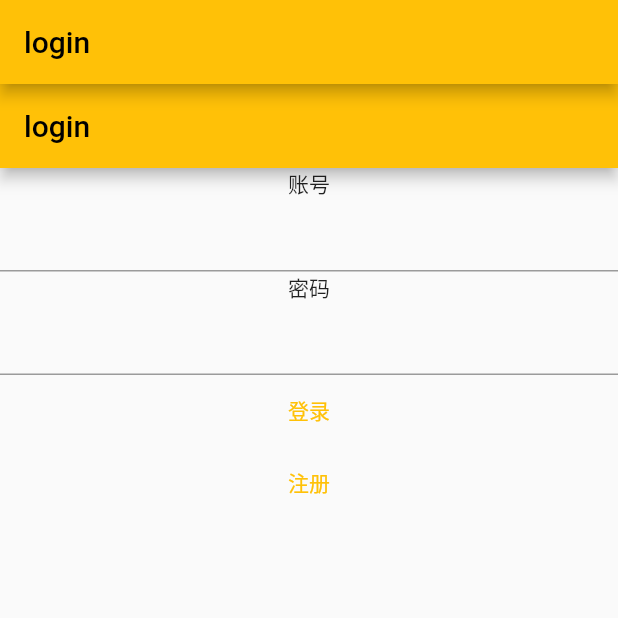
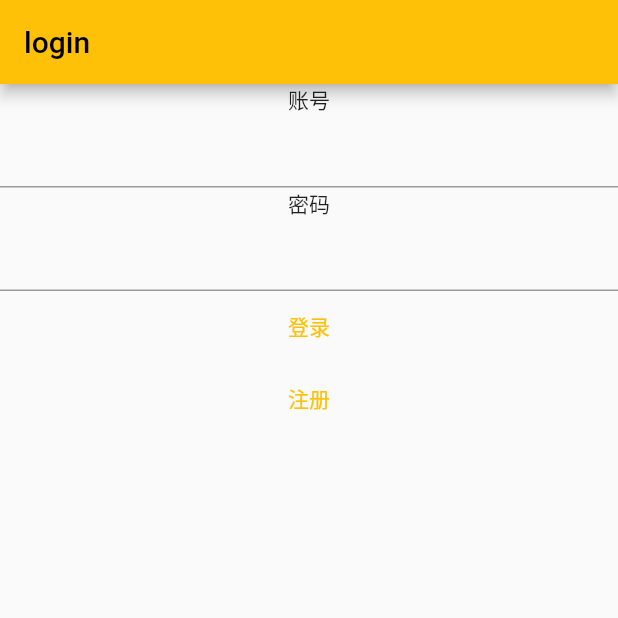
Before and after one commit to fcrab/FccHomeApp, a Flutter app: the screen it shows after launch, after a tap on "登录", on a phone screen of 412 x 824 dp, the top half of it. Run offline on Flutter 3.47's test engine with Material 2 defaults, Android fonts, the phone set to English and light mode, and no system bars; our stand-ins replace dio, image_picker, shared_preferences; missing offline and left inert: simple_fontellico_progress_dialog; accounts and stored records are empty; network calls fail.

```diff
--- a/fcc_home/lib/auth_page.dart
+++ b/fcc_home/lib/auth_page.dart
@@ -1,17 +1,15 @@
-import 'dart:convert';
-
 import 'package:fcc_home/entity/login_info.dart';
-import 'package:fcc_home/net_client.dart';
 import 'package:fcc_home/vm/auth_vm.dart';
 import 'package:flutter/material.dart';
 import 'package:provider/provider.dart';
 import 'package:simple_fontellico_progress_dialog/simple_fontico_loading.dart';
 
-import 'home_global.dart';
-
 /**
  * user auth
  */
+
+typedef TestAction = void Function(String name, String password);
+
 class AuthPage extends StatefulWidget {
   var vm = AuthVM();
 
@@ -39,6 +37,17 @@ class AuthPage extends StatefulWidget {
     }
   }
 
+  void testAction(
+      String name, String password, void Function(String state) callback) {
+    try {
+      // vm.sendTest(name, password);
+    } catch (exp) {
+      print(exp);
+    } finally {
+      callback("");
+    }
+  }
+
   @override
   State createState() {
     return AuthPageState();
@@ -50,18 +59,22 @@ class AuthPageState extends State<AuthPage> {
   Widget build(BuildContext context) {
     return Scaffold(
       appBar: AppBar(title: const Text("login")),
-      body: Provider<LoginInfo>(
+      body: ChangeNotifierProvider<LoginInfo>(
         create: (context) => widget.vm.loginInfo,
-        child: AuthPageBody(login: widget.loginAction),
+        child: AuthPageBody(
+            login: widget.loginAction, register: widget.registerAction),
       ),
     );
   }
 }
 
 class AuthPageBody extends StatefulWidget {
-  AuthPageBody({required this.login});
+  AuthPageBody({Key? key, required this.login, required this.register})
+      : super(key: key);
+  var vm = AuthVM();
+  Function login;
 
-  Function login;
+  Function register;
 
   @override
   State<StatefulWidget> createState() {
@@ -75,31 +88,8 @@ class AuthPageBodyState extends State<AuthPageBody> {
 
   late SimpleFontelicoProgressDialog _progressDialog;
 
-  var client = NetClient();
 
   Future<void> sendLogin() async {
-    try {
-      _progressDialog.show(message: "请稍后");
-      var loginStr =
-      await client.postLogin(authNameCtrl.text, authPswCtrl.text);
-      if (loginStr != null) {
-        Map<String, dynamic> jsonObj = json.decode(loginStr);
-        var loginInfo = LoginInfo.fromJson(jsonObj);
-        HomeGlobal.saveAccessToken(loginInfo.id);
-        // if(result == true){
-        //
-        //   HomeGlobal.saveAccessToken(jsonObj['access']);
-        // }else{
-        //   print("login error:" +loginStr);
-        // }
-        // HomeGlobal.saveRefreshToken(jsonObj['refresh']);
-      }
-    } catch (exp) {
-      print(exp);
-    } finally {
-      _progressDialog.hide();
-    }
-
     _progressDialog.show(message: "请稍候");
     widget.login(
         authNameCtrl.text, authPswCtrl.text, () => {_progressDialog.hide()});
@@ -109,35 +99,40 @@ class AuthPageBodyState extends State<AuthPageBody> {
   }
 
   Future<void> sendRegister() async {
-    try {
-      _progressDialog.show(message: "请稍后");
-      // var info = LoginInfo.info(name:authNameCtrl.text,password: authPswCtrl.text);
-      var tokenMap = await client.register(authNameCtrl.text, authPswCtrl.text);
-      if (tokenMap != null) {
-        Map<String, dynamic> jsonObj = json.decode(tokenMap);
-        HomeGlobal.saveAccessToken(jsonObj['access']);
-        // HomeGlobal.saveRefreshToken(jsonObj['refresh']);
-      }
-    } catch (exp) {
-      print(exp);
-    } finally {
-      _progressDialog.hide();
-    }
-    //todo if get token then jump into homepage
+    _progressDialog.show(message: "请稍候");
+    widget.register(
+        authNameCtrl.text, authPswCtrl.text, () => {_progressDialog.hide()});
+
     setState(() {});
+  }
+
+  void sendTest(LoginInfo info) {
+    _progressDialog.show(message: "请稍候");
+    widget.vm.sendTest(authNameCtrl.text, authPswCtrl.text);
+    _progressDialog.hide();
+    // widget.test( authPswCtrl.text,()=>{
+    //   _progressDialog.hide()
+    // });
+
+    // setState(() {});
   }
 
   @override
   void initState() {
     _progressDialog = SimpleFontelicoProgressDialog(
         context: context, barrierDimisable: false);
+
+    print("show me when you excute this function");
   }
 
   @override
   Widget build(BuildContext context) {
-    return Scaffold(
-      appBar: AppBar(title: const Text("login")),
-      body: Center(
+    // LoginInfo id = Provider.of<LoginInfo>(context,listen: false);
+
+    return Consumer<LoginInfo>(builder: (_, info, child) {
+      print("id: ${info.id} name:${info.name} password:${info.password}");
+
+      return Center(
         child: Column(
           children: [
             const Text('账号'),
@@ -152,7 +147,9 @@ class AuthPageBodyState extends State<AuthPageBody> {
             ),
             TextButton(
                 onPressed: () {
-                  sendLogin();
+                  // sendLogin();
+                  // info.testNoti();
+                  sendTest(info);
                 },
                 child: const Text("登录")),
             TextButton(
@@ -162,7 +159,7 @@ class AuthPageBodyState extends State<AuthPageBody> {
                 child: const Text("注册")),
           ],
         ),
-      ),
-    );
+      );
+    });
   }
 }
--- a/fcc_home/lib/entity/login_info.dart
+++ b/fcc_home/lib/entity/login_info.dart
@@ -2,15 +2,17 @@
 
 import 'dart:convert';
 
-class LoginInfo {
-  final String id;
-  final String name;
-  final String password;
-  final String salt;
-  final String email;
-  final String phoneNumber;
-  final int status;
-  final String lastUpdateTime;
+import 'package:flutter/material.dart';
+
+class LoginInfo with ChangeNotifier {
+  String id;
+  String name;
+  String password;
+  String salt;
+  String email;
+  String phoneNumber;
+  int status;
+  String lastUpdateTime;
 
   LoginInfo(
       {required this.id,
@@ -33,6 +35,25 @@ class LoginInfo {
     required this.password,
   });
 
+  LoginInfo.test({
+    this.id = '11223',
+    this.email = '',
+    this.salt = '',
+    this.phoneNumber = '',
+    this.status = 1,
+    this.lastUpdateTime = '',
+    this.name = 'test1',
+    this.password = 'test11',
+  });
+
+  void testNoti() {
+    name = "aabcded";
+    password = "aabcded";
+    id = "aabcded";
+
+    notifyListeners();
+  }
+
   String toJson() {
     return json.encode(this);
   }
--- a/fcc_home/lib/main.dart
+++ b/fcc_home/lib/main.dart
@@ -4,6 +4,7 @@ import 'package:flutter/foundation.dart';
 import 'package:flutter/material.dart';
 
 import 'auth_page.dart';
+import 'home_page_widget.dart';
 
 void main() {
   runApp(const MyApp());
@@ -30,7 +31,8 @@ class MyApp extends StatelessWidget {
         primarySwatch: Colors.amber,
       ),
       routes: {
-        // "/": (context) => HomePageWidget(title: 'Home Page', platform: defaultTargetPlatform),
+        "home": (context) =>
+            HomePageWidget(title: 'Home Page', platform: defaultTargetPlatform),
         "mine_page": (context) => MinePageWidget(),
         "server_page": (context) => ServerPageWidget(),
         // "auth": (context) => AuthPage()
--- a/fcc_home/lib/vm/auth_vm.dart
+++ b/fcc_home/lib/vm/auth_vm.dart
@@ -1,19 +1,24 @@
 import 'dart:convert';
 
 import 'package:fcc_home/entity/login_info.dart';
-import 'package:flutter/material.dart';
 
 import '../home_global.dart';
 import '../net_client.dart';
 
-class AuthVM with ChangeNotifier {
-  LoginInfo _loginInfo = LoginInfo.info(name: "", password: "");
+class AuthVM {
+  LoginInfo loginInfo = LoginInfo.info(name: "1122", password: "23212");
 
-  LoginInfo get loginInfo {
-    return _loginInfo;
-  }
+  // LoginInfo get loginInfo {
+  //   return _loginInfo;
+  // }
 
   var client = NetClient();
+
+  void sendTest(String userName, String password) {
+    // loginInfo = LoginInfo.test();
+    // loginInfo.notifyListeners();
+    loginInfo.testNoti();
+  }
 
   Future<void> sendLogin(userName, password) async {
     try {
@@ -21,12 +26,10 @@ class AuthVM with ChangeNotifier {
       var loginStr = await client.postLogin(userName, password);
       if (loginStr != null) {
         Map<String, dynamic> jsonObj = json.decode(loginStr);
-        _loginInfo = LoginInfo.fromJson(jsonObj);
-        if (_loginInfo != null) {
-          HomeGlobal.saveAccessToken(loginInfo!.id);
-        }
+        loginInfo = LoginInfo.fromJson(jsonObj);
+        HomeGlobal.saveAccessToken(loginInfo.id);
 
-        notifyListeners();
+        loginInfo.notifyListeners();
       }
     } catch (exp) {
       print(exp);
```
